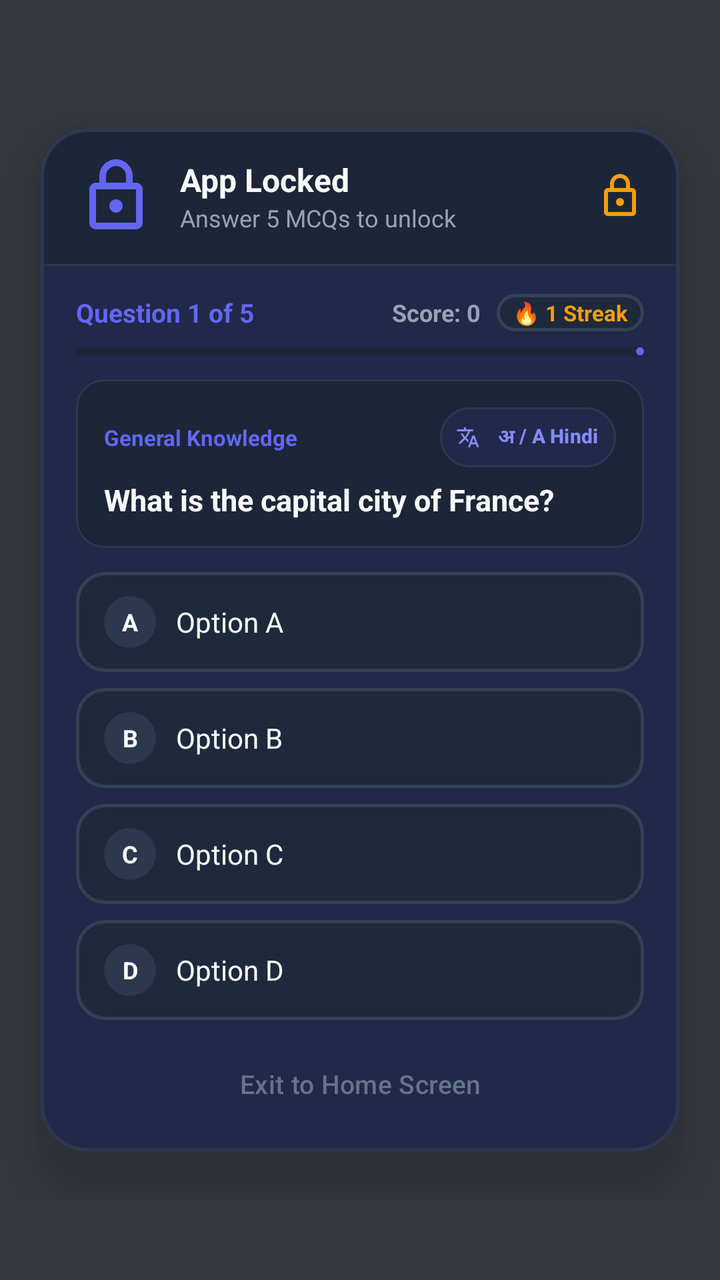
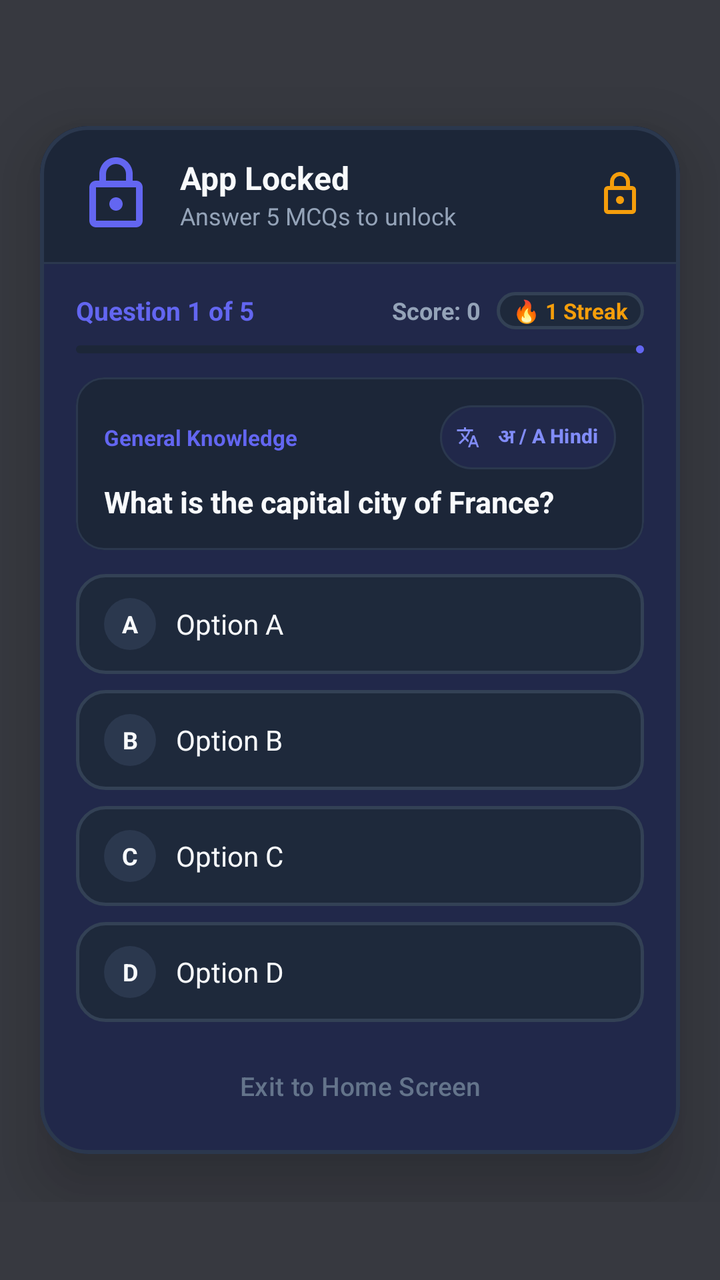

Screens rendered from an Android XML layout before and after an edit, with the pre-edit source and the edit as a unified diff.
<!-- AndroidManifest.xml: activity theme Theme.Quizee.FloatingDialog -->
<!-- res/layout/activity_quiz_lock.xml -->
<?xml version="1.0" encoding="utf-8"?>
<FrameLayout xmlns:android="http://schemas.android.com/apk/res/android"
    xmlns:app="http://schemas.android.com/apk/res-auto"
    xmlns:tools="http://schemas.android.com/tools"
    android:layout_width="match_parent"
    android:layout_height="match_parent"
    android:background="@color/floating_scrim"
    android:clickable="true"
    android:focusable="true">

    <androidx.core.widget.NestedScrollView
        android:layout_width="match_parent"
        android:layout_height="wrap_content"
        android:layout_gravity="center"
        android:overScrollMode="never">

        
        <com.google.android.material.card.MaterialCardView
            android:id="@+id/cardDialogContainer"
            android:layout_width="match_parent"
            android:layout_height="wrap_content"
            android:layout_gravity="center"
            android:layout_marginHorizontal="20dp"
            android:layout_marginVertical="24dp"
            app:cardBackgroundColor="@color/card_dark"
            app:cardCornerRadius="24dp"
            app:cardElevation="20dp"
            app:strokeColor="@color/border_dark"
            app:strokeWidth="2dp">

            <LinearLayout
                android:layout_width="match_parent"
                android:layout_height="wrap_content"
                android:orientation="vertical">

                
                <LinearLayout
                    android:id="@+id/layoutDialogHeader"
                    android:layout_width="match_parent"
                    android:layout_height="wrap_content"
                    android:background="@color/card_dark_elevated"
                    android:gravity="center_vertical"
                    android:orientation="horizontal"
                    android:paddingHorizontal="18dp"
                    android:paddingVertical="14dp">

                    <ImageView
                        android:id="@+id/ivLockedAppIcon"
                        android:layout_width="40dp"
                        android:layout_height="40dp"
                        android:contentDescription="Locked App Icon"
                        android:src="@drawable/ic_lock"
                        app:tint="@color/accent" />

                    <LinearLayout
                        android:layout_width="0dp"
                        android:layout_height="wrap_content"
                        android:layout_marginStart="12dp"
                        android:layout_weight="1"
                        android:orientation="vertical">

                        <TextView
                            android:id="@+id/tvLockedAppName"
                            android:layout_width="wrap_content"
                            android:layout_height="wrap_content"
                            android:text="App Locked"
                            android:textColor="@color/text_primary"
                            android:textSize="16sp"
                            android:textStyle="bold" />

                        <TextView
                            android:id="@+id/tvLockedAppSubtitle"
                            android:layout_width="wrap_content"
                            android:layout_height="wrap_content"
                            android:text="Answer 5 MCQs to unlock"
                            android:textColor="@color/text_secondary"
                            android:textSize="12sp" />
                    </LinearLayout>

                    <ImageView
                        android:id="@+id/ivHeaderLockBadge"
                        android:layout_width="24dp"
                        android:layout_height="24dp"
                        android:src="@drawable/ic_lock"
                        app:tint="@color/warning_amber" />
                </LinearLayout>

                <View
                    android:layout_width="match_parent"
                    android:layout_height="1dp"
                    android:background="@color/border_dark" />

                
                <LinearLayout
                    android:id="@+id/layoutActiveQuiz"
                    android:layout_width="match_parent"
                    android:layout_height="wrap_content"
                    android:orientation="vertical"
                    android:paddingHorizontal="18dp"
                    android:paddingTop="14dp"
                    android:paddingBottom="10dp"
                    android:visibility="visible">

                    
                    <LinearLayout
                        android:layout_width="match_parent"
                        android:layout_height="wrap_content"
                        android:gravity="center_vertical"
                        android:orientation="horizontal">

                        <TextView
                            android:id="@+id/tvQuestionProgress"
                            android:layout_width="0dp"
                            android:layout_height="wrap_content"
                            android:layout_weight="1"
                            android:text="Question 1 of 5"
                            android:textColor="@color/accent"
                            android:textSize="13sp"
                            android:textStyle="bold" />

                        <TextView
                            android:id="@+id/tvScoreBadge"
                            android:layout_width="wrap_content"
                            android:layout_height="wrap_content"
                            android:text="Score: 0"
                            android:textColor="@color/text_secondary"
                            android:textSize="12sp"
                            android:textStyle="bold" />

                        <TextView
                            android:id="@+id/tvQuizStreakBadge"
                            android:layout_width="wrap_content"
                            android:layout_height="wrap_content"
                            android:layout_marginStart="8dp"
                            android:background="@drawable/bg_option_default"
                            android:paddingHorizontal="8dp"
                            android:paddingVertical="2dp"
                            android:text="🔥 1 Streak"
                            android:textColor="@color/warning_amber"
                            android:textSize="11sp"
                            android:textStyle="bold" />
                    </LinearLayout>

                    <com.google.android.material.progressindicator.LinearProgressIndicator
                        android:id="@+id/progressBar"
                        android:layout_width="match_parent"
                        android:layout_height="5dp"
                        android:layout_marginTop="8dp"
                        android:max="5"
                        android:progress="1"
                        app:indicatorColor="@color/accent"
                        app:trackColor="@color/card_dark_elevated"
                        app:trackCornerRadius="3dp" />

                    
                    <com.google.android.material.card.MaterialCardView
                        android:layout_width="match_parent"
                        android:layout_height="wrap_content"
                        android:layout_marginTop="12dp"
                        app:cardBackgroundColor="@color/card_dark_elevated"
                        app:cardCornerRadius="14dp"
                        app:cardElevation="0dp"
                        app:strokeColor="@color/border_dark"
                        app:strokeWidth="1dp">

                        <LinearLayout
                            android:layout_width="match_parent"
                            android:layout_height="wrap_content"
                            android:orientation="vertical"
                            android:padding="14dp">

                            <LinearLayout
                                android:layout_width="match_parent"
                                android:layout_height="wrap_content"
                                android:gravity="center_vertical"
                                android:orientation="horizontal">

                                <TextView
                                    android:id="@+id/tvCategory"
                                    android:layout_width="0dp"
                                    android:layout_height="wrap_content"
                                    android:layout_weight="1"
                                    android:text="General Knowledge"
                                    android:textColor="@color/accent"
                                    android:textSize="11sp"
                                    android:textStyle="bold" />

                                <com.google.android.material.button.MaterialButton
                                    android:id="@+id/btnTranslate"
                                    style="@style/Widget.Material3.Button.TonalButton"
                                    android:layout_width="wrap_content"
                                    android:layout_height="30dp"
                                    android:text="अ / A Hindi"
                                    android:textSize="10sp"
                                    android:textStyle="bold"
                                    android:textColor="@color/primary_light"
                                    app:backgroundTint="@color/card_dark"
                                    app:strokeColor="@color/border_dark"
                                    app:strokeWidth="1dp"
                                    app:cornerRadius="15dp"
                                    app:icon="@drawable/ic_translate"
                                    app:iconSize="12dp"
                                    app:iconTint="@color/primary_light"
                                    android:paddingHorizontal="8dp"
                                    android:paddingVertical="0dp"
                                    android:insetTop="0dp"
                                    android:insetBottom="0dp" />

                            </LinearLayout>

                            <TextView
                                android:id="@+id/tvQuestionText"
                                android:layout_width="match_parent"
                                android:layout_height="wrap_content"
                                android:layout_marginTop="6dp"
                                android:lineSpacingExtra="3dp"
                                android:text="What is the capital city of France?"
                                android:textColor="@color/text_primary"
                                android:textSize="15sp"
                                android:textStyle="bold" />
                        </LinearLayout>
                    </com.google.android.material.card.MaterialCardView>

                    
                    <LinearLayout
                        android:id="@+id/layoutOptions"
                        android:layout_width="match_parent"
                        android:layout_height="wrap_content"
                        android:layout_marginTop="12dp"
                        android:orientation="vertical">

                        
                        <FrameLayout
                            android:id="@+id/btnOption0"
                            android:layout_width="match_parent"
                            android:layout_height="wrap_content"
                            android:layout_marginBottom="8dp"
                            android:background="@drawable/bg_option_default"
                            android:clickable="true"
                            android:focusable="true"
                            android:paddingHorizontal="14dp"
                            android:paddingVertical="12dp">

                            <LinearLayout
                                android:layout_width="match_parent"
                                android:layout_height="wrap_content"
                                android:gravity="center_vertical"
                                android:orientation="horizontal">

                                <TextView
                                    android:id="@+id/tvOptionBadge0"
                                    android:layout_width="26dp"
                                    android:layout_height="26dp"
                                    android:background="@drawable/bg_card"
                                    android:backgroundTint="#2B384E"
                                    android:gravity="center"
                                    android:text="A"
                                    android:textColor="@color/text_primary"
                                    android:textSize="12sp"
                                    android:textStyle="bold" />

                                <TextView
                                    android:id="@+id/tvOptionText0"
                                    android:layout_width="0dp"
                                    android:layout_height="wrap_content"
                                    android:layout_marginStart="10dp"
                                    android:layout_weight="1"
                                    android:text="Option A"
                                    android:textColor="@color/text_primary"
                                    android:textSize="14sp" />

                                <ImageView
                                    android:id="@+id/ivFeedback0"
                                    android:layout_width="22dp"
                                    android:layout_height="22dp"
                                    android:visibility="gone" />
                            </LinearLayout>
                        </FrameLayout>

                        
                        <FrameLayout
                            android:id="@+id/btnOption1"
                            android:layout_width="match_parent"
                            android:layout_height="wrap_content"
                            android:layout_marginBottom="8dp"
                            android:background="@drawable/bg_option_default"
                            android:clickable="true"
                            android:focusable="true"
                            android:paddingHorizontal="14dp"
                            android:paddingVertical="12dp">

                            <LinearLayout
                                android:layout_width="match_parent"
                                android:layout_height="wrap_content"
                                android:gravity="center_vertical"
                                android:orientation="horizontal">

                                <TextView
                                    android:id="@+id/tvOptionBadge1"
                                    android:layout_width="26dp"
                                    android:layout_height="26dp"
                                    android:background="@drawable/bg_card"
                                    android:backgroundTint="#2B384E"
                                    android:gravity="center"
                                    android:text="B"
                                    android:textColor="@color/text_primary"
                                    android:textSize="12sp"
                                    android:textStyle="bold" />

                                <TextView
                                    android:id="@+id/tvOptionText1"
                                    android:layout_width="0dp"
                                    android:layout_height="wrap_content"
                                    android:layout_marginStart="10dp"
                                    android:layout_weight="1"
                                    android:text="Option B"
                                    android:textColor="@color/text_primary"
                                    android:textSize="14sp" />

                                <ImageView
                                    android:id="@+id/ivFeedback1"
                                    android:layout_width="22dp"
                                    android:layout_height="22dp"
                                    android:visibility="gone" />
                            </LinearLayout>
                        </FrameLayout>

                        
                        <FrameLayout
                            android:id="@+id/btnOption2"
                            android:layout_width="match_parent"
                            android:layout_height="wrap_content"
                            android:layout_marginBottom="8dp"
                            android:background="@drawable/bg_option_default"
                            android:clickable="true"
                            android:focusable="true"
                            android:paddingHorizontal="14dp"
                            android:paddingVertical="12dp">

                            <LinearLayout
                                android:layout_width="match_parent"
                                android:layout_height="wrap_content"
                                android:gravity="center_vertical"
                                android:orientation="horizontal">

                                <TextView
                                    android:id="@+id/tvOptionBadge2"
                                    android:layout_width="26dp"
                                    android:layout_height="26dp"
                                    android:background="@drawable/bg_card"
                                    android:backgroundTint="#2B384E"
                                    android:gravity="center"
                                    android:text="C"
                                    android:textColor="@color/text_primary"
                                    android:textSize="12sp"
                                    android:textStyle="bold" />

                                <TextView
                                    android:id="@+id/tvOptionText2"
                                    android:layout_width="0dp"
                                    android:layout_height="wrap_content"
                                    android:layout_marginStart="10dp"
                                    android:layout_weight="1"
                                    android:text="Option C"
                                    android:textColor="@color/text_primary"
                                    android:textSize="14sp" />

                                <ImageView
                                    android:id="@+id/ivFeedback2"
                                    android:layout_width="22dp"
                                    android:layout_height="22dp"
                                    android:visibility="gone" />
                            </LinearLayout>
                        </FrameLayout>

                        
                        <FrameLayout
                            android:id="@+id/btnOption3"
                            android:layout_width="match_parent"
                            android:layout_height="wrap_content"
                            android:layout_marginBottom="8dp"
                            android:background="@drawable/bg_option_default"
                            android:clickable="true"
                            android:focusable="true"
                            android:paddingHorizontal="14dp"
                            android:paddingVertical="12dp">

                            <LinearLayout
                                android:layout_width="match_parent"
                                android:layout_height="wrap_content"
                                android:gravity="center_vertical"
                                android:orientation="horizontal">

                                <TextView
                                    android:id="@+id/tvOptionBadge3"
                                    android:layout_width="26dp"
                                    android:layout_height="26dp"
                                    android:background="@drawable/bg_card"
                                    android:backgroundTint="#2B384E"
                                    android:gravity="center"
                                    android:text="D"
                                    android:textColor="@color/text_primary"
                                    android:textSize="12sp"
                                    android:textStyle="bold" />

                                <TextView
                                    android:id="@+id/tvOptionText3"
                                    android:layout_width="0dp"
                                    android:layout_height="wrap_content"
                                    android:layout_marginStart="10dp"
                                    android:layout_weight="1"
                                    android:text="Option D"
                                    android:textColor="@color/text_primary"
                                    android:textSize="14sp" />

                                <ImageView
                                    android:id="@+id/ivFeedback3"
                                    android:layout_width="22dp"
                                    android:layout_height="22dp"
                                    android:visibility="gone" />
                            </LinearLayout>
                        </FrameLayout>

                    </LinearLayout>

                    
                    <com.google.android.material.button.MaterialButton
                        android:id="@+id/btnExitHome"
                        style="@style/Widget.Material3.Button.TextButton"
                        android:layout_width="match_parent"
                        android:layout_height="wrap_content"
                        android:text="Exit to Home Screen"
                        android:textColor="@color/text_muted"
                        android:textSize="13sp" />

                </LinearLayout>

                
                <LinearLayout
                    android:id="@+id/layoutQuizCompleted"
                    android:layout_width="match_parent"
                    android:layout_height="wrap_content"
                    android:gravity="center_horizontal"
                    android:orientation="vertical"
                    android:paddingHorizontal="24dp"
                    android:paddingTop="28dp"
                    android:paddingBottom="24dp"
                    android:visibility="gone">

                    
                    <FrameLayout
                        android:id="@+id/flCompletedBadge"
                        android:layout_width="72dp"
                        android:layout_height="72dp"
                        android:background="@drawable/bg_card"
                        android:backgroundTint="#064E3B">

                        <ImageView
                            android:id="@+id/ivCompletedIcon"
                            android:layout_width="38dp"
                            android:layout_height="38dp"
                            android:layout_gravity="center"
                            android:src="@drawable/ic_unlock"
                            app:tint="@color/correct_green" />
                    </FrameLayout>

                    <TextView
                        android:id="@+id/tvCompletedTitle"
                        android:layout_width="wrap_content"
                        android:layout_height="wrap_content"
                        android:layout_marginTop="16dp"
                        android:text="🎉 Quiz Completed!"
                        android:textColor="@color/text_primary"
                        android:textSize="20sp"
                        android:textStyle="bold" />

                    <TextView
                        android:id="@+id/tvCompletedSubtitle"
                        android:layout_width="wrap_content"
                        android:layout_height="wrap_content"
                        android:layout_marginTop="6dp"
                        android:gravity="center"
                        android:text="You answered all 5 MCQs.\nYour app is now unlocked!"
                        android:textColor="@color/text_secondary"
                        android:textSize="14sp" />

                    <TextView
                        android:id="@+id/tvFinalScore"
                        android:layout_width="wrap_content"
                        android:layout_height="wrap_content"
                        android:layout_marginTop="10dp"
                        android:background="@drawable/bg_card"
                        android:backgroundTint="#1F2B3E"
                        android:paddingHorizontal="16dp"
                        android:paddingVertical="6dp"
                        android:text="Score: 5 / 5 Correct"
                        android:textColor="@color/correct_green"
                        android:textSize="14sp"
                        android:textStyle="bold" />

                    
                    <com.google.android.material.button.MaterialButton
                        android:id="@+id/btnOpenApp"
                        style="@style/Widget.Material3.Button"
                        android:layout_width="match_parent"
                        android:layout_height="54dp"
                        android:layout_marginTop="22dp"
                        android:text="OPEN APP"
                        android:textColor="@color/white"
                        android:textSize="16sp"
                        android:textStyle="bold"
                        app:backgroundTint="@color/correct_green"
                        app:cornerRadius="16dp"
                        app:icon="@drawable/ic_unlock"
                        app:iconGravity="textStart"
                        app:iconPadding="10dp"
                        app:iconSize="22dp"
                        app:iconTint="@color/white" />

                    
                    <com.google.android.material.button.MaterialButton
                        android:id="@+id/btnRetryQuiz"
                        style="@style/Widget.Material3.Button"
                        android:layout_width="match_parent"
                        android:layout_height="54dp"
                        android:layout_marginTop="22dp"
                        android:text="RETRY &amp; REVISE (SAME QUESTIONS)"
                        android:textColor="@color/white"
                        android:textSize="14sp"
                        android:textStyle="bold"
                        android:visibility="gone"
                        app:backgroundTint="@color/primary"
                        app:cornerRadius="16dp"
                        app:icon="@drawable/ic_quiz"
                        app:iconGravity="textStart"
                        app:iconPadding="10dp"
                        app:iconSize="20dp"
                        app:iconTint="@color/white" />

                    
                    <com.google.android.material.button.MaterialButton
                        android:id="@+id/btnExitCompleted"
                        style="@style/Widget.Material3.Button.TextButton"
                        android:layout_width="match_parent"
                        android:layout_height="wrap_content"
                        android:layout_marginTop="8dp"
                        android:text="Exit to Home"
                        android:textColor="@color/text_muted"
                        android:textSize="13sp" />

                </LinearLayout>

            </LinearLayout>

        </com.google.android.material.card.MaterialCardView>

    </androidx.core.widget.NestedScrollView>

</FrameLayout>
<!-- resources referenced by this layout -->
<resources>
  <color name="accent">#6366F1</color>
  <color name="border_dark">#2B384E</color>
  <color name="card_dark">#151D2C</color>
  <color name="card_dark_elevated">#1C2638</color>
  <color name="correct_green">#10B981</color>
  <color name="floating_scrim">#CC050811</color>
  <color name="primary">#6366F1</color>
  <color name="primary_light">#818CF8</color>
  <color name="text_muted">#64748B</color>
  <color name="text_primary">#F8FAFC</color>
  <color name="text_secondary">#94A3B8</color>
  <color name="warning_amber">#F59E0B</color>
  <color name="white">#FFFFFF</color>
  <!-- drawable bg_card (drawable) -->
  <?xml version="1.0" encoding="utf-8"?>
  <shape xmlns:android="http://schemas.android.com/apk/res/android"
      android:shape="oval">
      <solid android:color="#334155" />
  </shape>
  <!-- drawable bg_option_default (drawable) -->
  <?xml version="1.0" encoding="utf-8"?>
  <shape xmlns:android="http://schemas.android.com/apk/res/android"
      android:shape="rectangle">
      <corners android:radius="14dp" />
      <solid android:color="#1E293B" />
      <stroke
          android:width="1.5dp"
          android:color="#334155" />
  </shape>
  <!-- drawable ic_lock (drawable) -->
  <vector xmlns:android="http://schemas.android.com/apk/res/android"
      android:width="24dp"
      android:height="24dp"
      android:viewportWidth="24"
      android:viewportHeight="24">
    <path
        android:fillColor="#FFFFFFFF"
        android:pathData="M18,8h-1V6c0,-2.76 -2.24,-5 -5,-5S7,3.24 7,6v2H6c-1.1,0 -2,0.9 -2,2v10c0,1.1 0.9,2 2,2h12c1.1,0 2,-0.9 2,-2V10c0,-1.1 -0.9,-2 -2,-2zM9,6c0,-1.66 1.34,-3 3,-3s3,1.34 3,3v2H9V6zm9,14H6V10h12v10zm-6,-3c1.1,0 2,-0.9 2,-2s-0.9,-2 -2,-2 -2,0.9 -2,2 0.9,2 2,2z"/>
  </vector>
  <!-- drawable ic_quiz (drawable) -->
  <vector xmlns:android="http://schemas.android.com/apk/res/android"
      android:width="24dp"
      android:height="24dp"
      android:viewportWidth="24"
      android:viewportHeight="24">
    <path
        android:fillColor="#FFFFFFFF"
        android:pathData="M19,3H5C3.9,3 3,3.9 3,5v14c0,1.1 0.9,2 2,2h14c1.1,0 2,-0.9 2,-2V5C21,3.9 20.1,3 19,3zM19,19H5V5h14V19zM11,15h2v2h-2V15zM12,7c-1.66,0 -3,1.34 -3,3h2c0,-0.55 0.45,-1 1,-1s1,0.45 1,1c0,1 -1.5,1.5 -1.5,3h1.5c0,-0.75 1.5,-1.25 1.5,-2.5 0,-1.66 -1.34,-3 -3,-3z"/>
  </vector>
  <!-- drawable ic_translate (drawable) -->
  <vector xmlns:android="http://schemas.android.com/apk/res/android"
      android:width="24dp"
      android:height="24dp"
      android:viewportWidth="24"
      android:viewportHeight="24">
    <path
        android:fillColor="@color/white"
        android:pathData="M12.87,15.07l-2.54,-2.51l0.03,-0.03c1.74,-1.94 2.98,-4.17 3.71,-6.53H17V4h-7V2H8v2H1v1.99h11.17C11.5,7.92 10.44,9.75 9,11.35 8.07,10.32 7.3,9.19 6.69,8h-2c0.73,1.63 1.73,3.17 2.98,4.56l-5.09,5.02L4,19l5,-5 3.11,3.11 0.76,-2.04zM18.5,10h-2L12,22h2l1.12,-3h4.75L21,22h2l-4.5,-12zm-2.62,7l1.62,-4.33L19.12,17h-3.24z"/>
  </vector>
  <!-- drawable ic_unlock (drawable) -->
  <vector xmlns:android="http://schemas.android.com/apk/res/android"
      android:width="24dp"
      android:height="24dp"
      android:viewportWidth="24"
      android:viewportHeight="24">
    <path
        android:fillColor="#FFFFFFFF"
        android:pathData="M12,17c1.1,0 2,-0.9 2,-2s-0.9,-2 -2,-2 -2,0.9 -2,2 0.9,2 2,2zm6,-9h-1V6c0,-2.76 -2.24,-5 -5,-5S7,3.24 7,6h1.9c0,-1.71 1.39,-3.1 3.1,-3.1 1.71,0 3.1,1.39 3.1,3.1v2H6c-1.1,0 -2,0.9 -2,2v10c0,1.1 0.9,2 2,2h12c1.1,0 2,-0.9 2,-2V10c0,-1.1 -0.9,-2 -2,-2zm0,12H6V10h12v10z"/>
  </vector>
  <!-- unchanged entries left out for length: 1 -->
</resources>

<!-- the commit's change to res/layout/activity_quiz_lock.xml (unified diff, before → after) -->
@@ -183,13 +183,16 @@
                                     android:text="General Knowledge"
                                     android:textColor="@color/accent"
                                     android:textSize="11sp"
-                                    android:textStyle="bold" />
+                                    android:textStyle="bold"
+                                    android:maxLines="1"
+                                    android:ellipsize="end" />
 
                                 <com.google.android.material.button.MaterialButton
                                     android:id="@+id/btnTranslate"
                                     style="@style/Widget.Material3.Button.TonalButton"
                                     android:layout_width="wrap_content"
-                                    android:layout_height="30dp"
+                                    android:layout_height="32dp"
+                                    android:layout_marginStart="8dp"
                                     android:text="अ / A Hindi"
                                     android:textSize="10sp"
                                     android:textStyle="bold"
@@ -197,7 +200,7 @@
                                     app:backgroundTint="@color/card_dark"
                                     app:strokeColor="@color/border_dark"
                                     app:strokeWidth="1dp"
-                                    app:cornerRadius="15dp"
+                                    app:cornerRadius="16dp"
                                     app:icon="@drawable/ic_translate"
                                     app:iconSize="12dp"
                                     app:iconTint="@color/primary_light"
